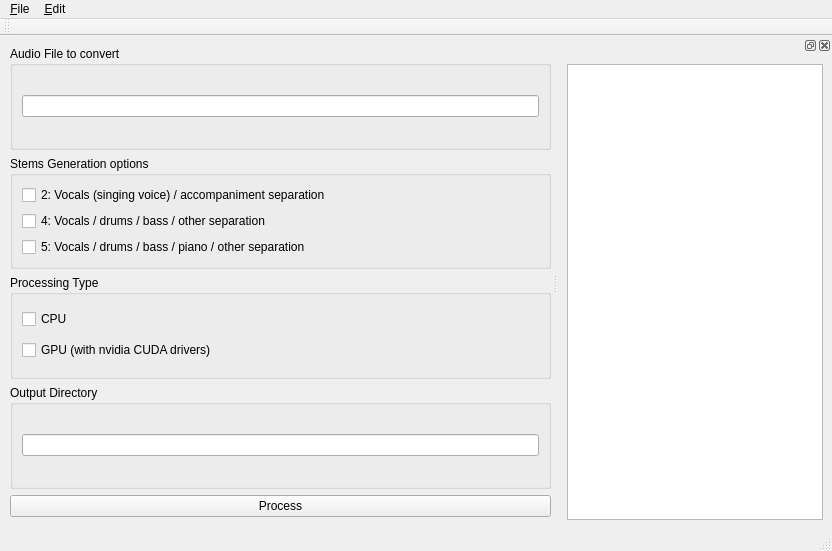
Old version of the form vspleeter/vspleeter_mainWindow.ui in the repository djieff/vspleeter.
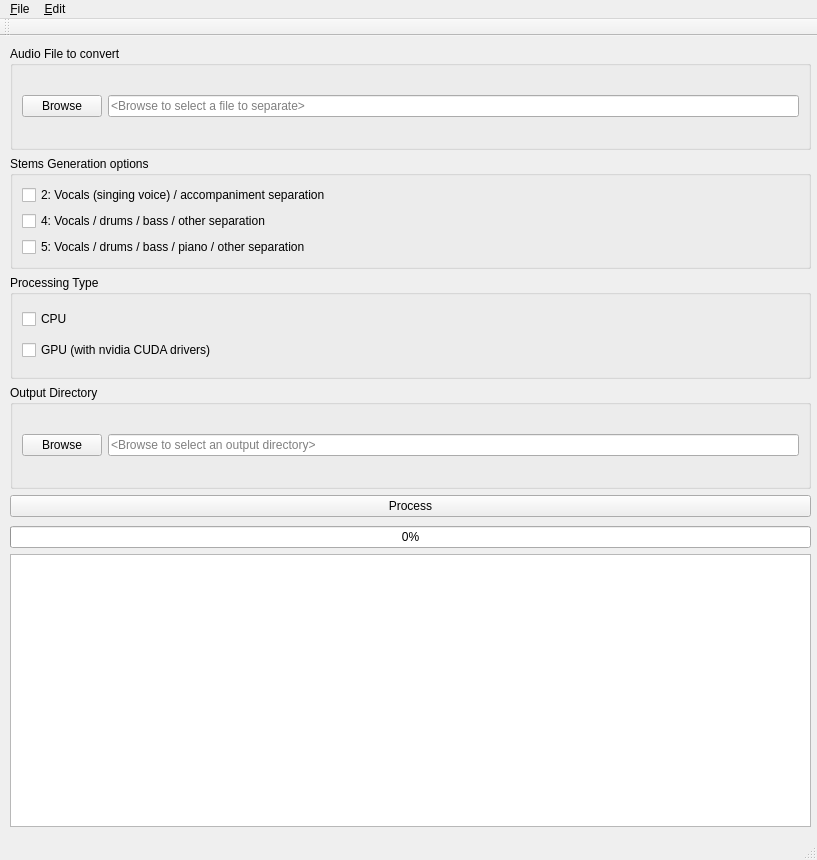
New version of the form.

Commit message: Added progress bar, file browsing, text output and fixes

Patch:
```diff
--- a/vspleeter/vspleeter_mainWindow.ui
+++ b/vspleeter/vspleeter_mainWindow.ui
@@ -6,20 +6,20 @@
    <rect>
     <x>0</x>
     <y>0</y>
-    <width>832</width>
-    <height>551</height>
+    <width>817</width>
+    <height>860</height>
    </rect>
   </property>
   <property name="windowTitle">
    <string>MainWindow</string>
   </property>
   <widget class="QWidget" name="centralwidget">
-   <widget class="QWidget" name="">
+   <widget class="QWidget" name="layoutWidget">
     <property name="geometry">
      <rect>
       <x>10</x>
       <y>10</y>
-      <width>541</width>
+      <width>801</width>
       <height>471</height>
      </rect>
     </property>
@@ -29,9 +29,23 @@
        <property name="title">
         <string>Audio File to convert</string>
        </property>
-       <layout class="QVBoxLayout" name="verticalLayout_2">
+       <layout class="QHBoxLayout" name="horizontalLayout">
         <item>
-         <widget class="QLineEdit" name="inputFileLineEdit"/>
+         <widget class="QPushButton" name="inputFilePushButton">
+          <property name="text">
+           <string>Browse</string>
+          </property>
+         </widget>
+        </item>
+        <item>
+         <widget class="QLineEdit" name="inputFileLineEdit">
+          <property name="readOnly">
+           <bool>true</bool>
+          </property>
+          <property name="placeholderText">
+           <string>&lt;Browse to select a file to separate&gt;</string>
+          </property>
+         </widget>
         </item>
        </layout>
       </widget>
@@ -109,9 +123,20 @@
        <property name="title">
         <string>Output Directory</string>
        </property>
-       <layout class="QVBoxLayout" name="verticalLayout_5">
+       <layout class="QHBoxLayout" name="horizontalLayout_2">
         <item>
-         <widget class="QLineEdit" name="outputDirLineEdit"/>
+         <widget class="QPushButton" name="outputDirPushButton">
+          <property name="text">
+           <string>Browse</string>
+          </property>
+         </widget>
+        </item>
+        <item>
+         <widget class="QLineEdit" name="outputDirLineEdit">
+          <property name="placeholderText">
+           <string>&lt;Browse to select an output directory&gt;</string>
+          </property>
+         </widget>
         </item>
        </layout>
       </widget>
@@ -125,13 +150,39 @@
      </item>
     </layout>
    </widget>
+   <widget class="QWidget" name="layoutWidget">
+    <property name="geometry">
+     <rect>
+      <x>10</x>
+      <y>490</y>
+      <width>801</width>
+      <height>301</height>
+     </rect>
+    </property>
+    <layout class="QVBoxLayout" name="verticalLayout_2">
+     <item>
+      <widget class="QProgressBar" name="progressBar">
+       <property name="value">
+        <number>0</number>
+       </property>
+      </widget>
+     </item>
+     <item>
+      <widget class="QTextEdit" name="resultTextEdit">
+       <property name="readOnly">
+        <bool>true</bool>
+       </property>
+      </widget>
+     </item>
+    </layout>
+   </widget>
   </widget>
   <widget class="QMenuBar" name="menubar">
    <property name="geometry">
     <rect>
      <x>0</x>
      <y>0</y>
-     <width>832</width>
+     <width>817</width>
      <height>22</height>
     </rect>
    </property>
@@ -160,18 +211,6 @@
     <bool>false</bool>
    </attribute>
   </widget>
-  <widget class="QDockWidget" name="logDockWidget">
-   <attribute name="dockWidgetArea">
-    <number>2</number>
-   </attribute>
-   <widget class="QWidget" name="dockWidgetContents">
-    <layout class="QVBoxLayout" name="verticalLayout">
-     <item>
-      <widget class="QTextEdit" name="logTextEdit"/>
-     </item>
-    </layout>
-   </widget>
-  </widget>
  </widget>
  <resources/>
  <connections/>
```
Left out of the diff: 2 changed lines with no effect on the pictures. The commit also changes 1 other file.
